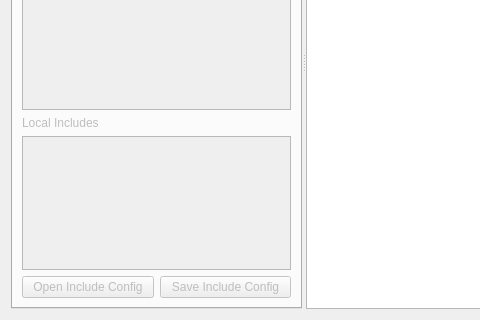
Before: the Qt Designer form cppchecks/gui/parseresultwidget.ui in Krazy-collection/krazy, drawn with Qt 5; both pictures show x 0 to 480 and y 196 to 516 of the 574 by 516 pixel window.
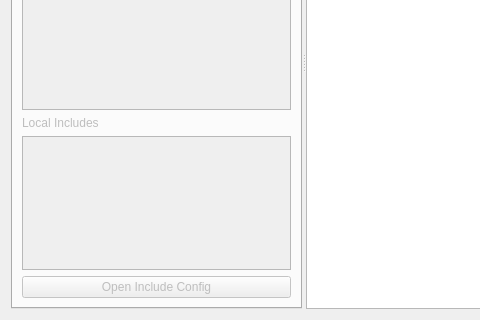
After: the same form once the commit is applied.

Commit message: Read include paths from config file. Patch by Bram Noordzij.

```diff
--- a/cppchecks/gui/parseresultwidget.ui
+++ b/cppchecks/gui/parseresultwidget.ui
@@ -77,20 +77,13 @@
            <string>Include Directories</string>
           </attribute>
           <layout class="QGridLayout" name="gridLayout_2">
-           <item row="4" column="0">
+           <item row="4" column="0" colspan="2">
             <widget class="QPushButton" name="m_openIncludeConfig">
              <property name="text">
               <string>Open Include Config</string>
              </property>
             </widget>
            </item>
-           <item row="4" column="1">
-            <widget class="QPushButton" name="m_saveIncludeConfig">
-             <property name="text">
-              <string>Save Include Config</string>
-             </property>
-            </widget>
-           </item>
            <item row="1" column="0" colspan="2">
             <widget class="QListWidget" name="m_globalIncludeDirsList"/>
            </item>
```
The commit also changes 2 other files.
